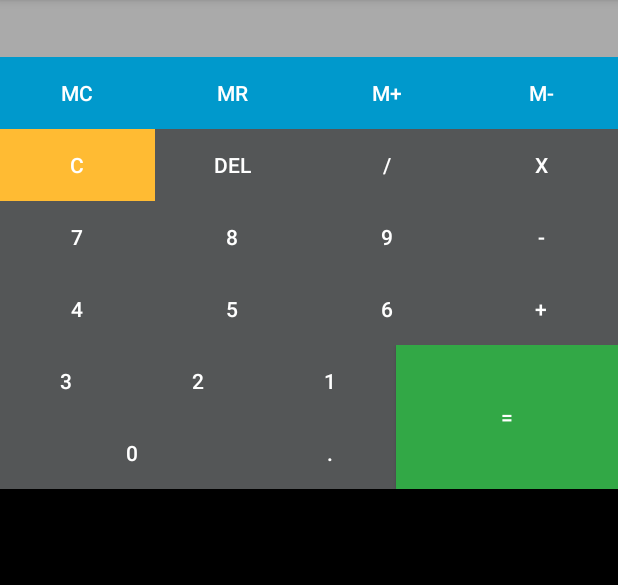
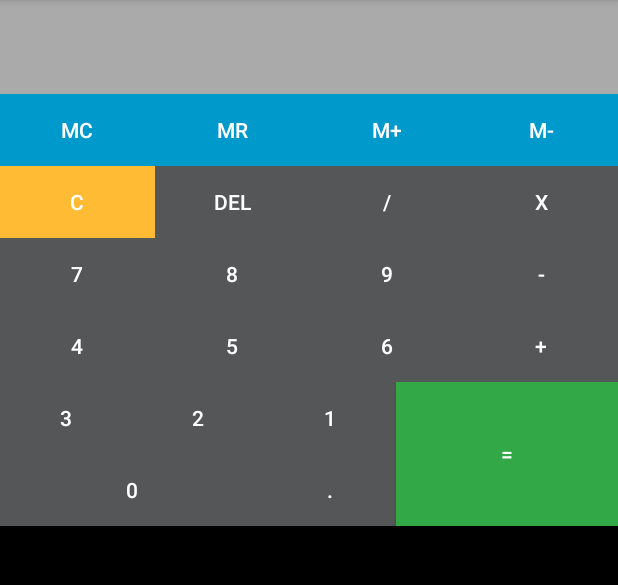
Before and after one commit to zimomar/Calculatrice, an Android app: the screen it shows after launch (MainActivity), after a tap on an icon or button, on a phone screen of 412 x 824 dp, the part 84-669 px from its top. Run offline under Robolectric (Android 15) with nearby library versions, the phone set to English and light mode, and no system bars.

```diff
--- a/app/src/main/java/com/androiddev/ctpcalculatrice/MainActivity.java
+++ b/app/src/main/java/com/androiddev/ctpcalculatrice/MainActivity.java
@@ -32,6 +32,8 @@ public class MainActivity extends AppCompatActivity {
         final Button btnDivise = findViewById(R.id.buttonDivise);
         final Button btnEgal = findViewById(R.id.buttonEgal);
         final Button btnC = findViewById(R.id.buttonC);
+        final Button btnVirgule = findViewById(R.id.buttonV);
+        final Button btnDel = findViewById(R.id.buttonDel);
 
         btn0.setOnClickListener(new View.OnClickListener() {
             public void onClick(View v) { affichage.setText(affichage.getText()+"0"); }
@@ -76,11 +78,17 @@ public class MainActivity extends AppCompatActivity {
             public void onClick(View v) { affichage.setText(affichage.getText()+"/"); }
         });
         btnEgal.setOnClickListener(new View.OnClickListener() {
-            public void onClick(View v) { affichage.setText(affichage.getText()+"="); }
+            public void onClick(View v) { affichage.setText(""); }
         });
         btnC.setOnClickListener(new View.OnClickListener() {
             public void onClick(View v) { affichage.setText(""); }
         });
+        btnVirgule.setOnClickListener(new View.OnClickListener() {
+            public void onClick(View v) { affichage.setText(affichage.getText()+","); }
+        });
+        btnDel.setOnClickListener(new View.OnClickListener() {
+            public void onClick(View v) { affichage.setText(affichage.getText().toString().substring(0, affichage.getText().toString().length()-1)); }
+        });
 
     }
 }
--- a/app/src/main/res/layout/activity_main.xml
+++ b/app/src/main/res/layout/activity_main.xml
@@ -5,21 +5,21 @@
     android:orientation="vertical"
     android:background="@android:color/black">
 
-    <LinearLayout xmlns:android="http://schemas.android.com/apk/res/android"
+    <LinearLayout
         android:layout_width="fill_parent"
         android:layout_height="wrap_content"
         android:orientation="vertical"
 
         >
-    <TextView
-        android:id="@+id/operation"
-        android:layout_width="fill_parent"
-        android:layout_height="wrap_content"
-        android:cursorVisible="false"
-        android:text="TEST"
-        android:textSize="20px"
-        android:background="@android:color/darker_gray"
-        />
+
+        <TextView
+            android:id="@+id/operation"
+            android:layout_width="fill_parent"
+            android:text=""
+            android:layout_height="wrap_content"
+            android:background="@android:color/darker_gray"
+            android:cursorVisible="false"
+            android:textSize="32dp" />
         <TextView
             android:layout_width="match_parent"
             android:layout_height="match_parent"
```
